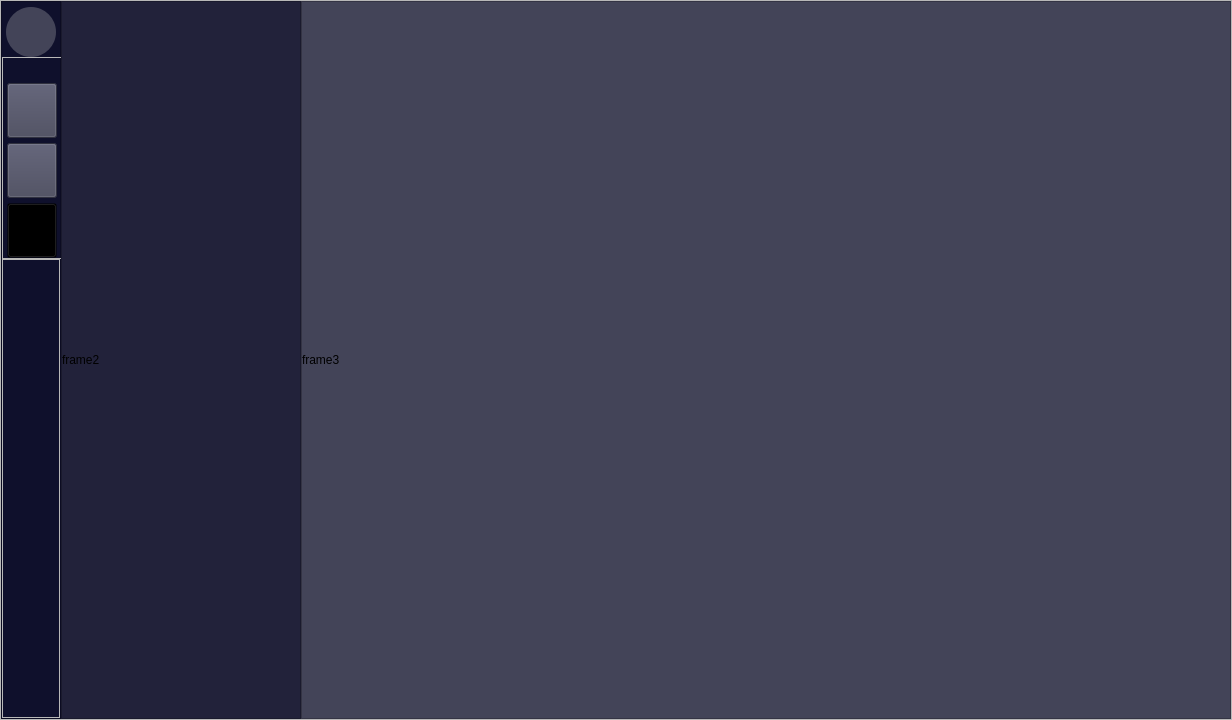
Old version of the form ui/main.ui in the repository feroooooo/LibClient.
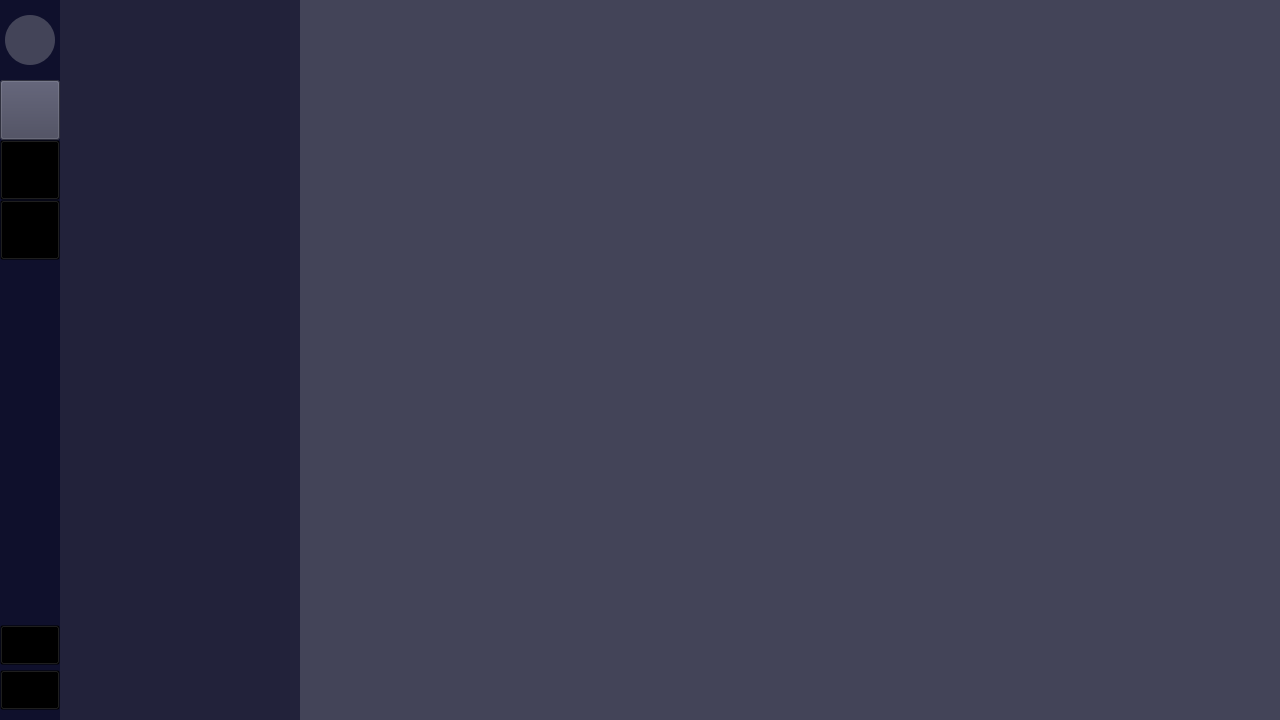
New version of the form. Icons and pictures are not drawn.

Commit message: mainui left

```diff
--- a/ui/main.ui
+++ b/ui/main.ui
@@ -6,7 +6,7 @@
    <rect>
     <x>0</x>
     <y>0</y>
-    <width>1232</width>
+    <width>1280</width>
     <height>720</height>
    </rect>
   </property>
@@ -16,12 +16,6 @@
     <height>540</height>
    </size>
   </property>
-  <property name="maximumSize">
-   <size>
-    <width>1280</width>
-    <height>720</height>
-   </size>
-  </property>
   <property name="windowTitle">
    <string>图书馆</string>
   </property>
@@ -62,12 +56,6 @@
     </property>
     <item>
      <widget class="QFrame" name="background">
-      <property name="frameShape">
-       <enum>QFrame::StyledPanel</enum>
-      </property>
-      <property name="frameShadow">
-       <enum>QFrame::Raised</enum>
-      </property>
       <layout class="QHBoxLayout" name="horizontalLayout">
        <property name="spacing">
         <number>0</number>
@@ -101,15 +89,6 @@
          <property name="styleSheet">
           <string notr="true"/>
          </property>
-         <property name="frameShape">
-          <enum>QFrame::StyledPanel</enum>
-         </property>
-         <property name="frameShadow">
-          <enum>QFrame::Raised</enum>
-         </property>
-         <property name="lineWidth">
-          <number>0</number>
-         </property>
          <layout class="QVBoxLayout" name="verticalLayout_2">
           <property name="spacing">
            <number>0</number>
@@ -118,7 +97,7 @@
            <number>0</number>
           </property>
           <property name="topMargin">
-           <number>5</number>
+           <number>15</number>
           </property>
           <property name="rightMargin">
            <number>0</number>
@@ -149,15 +128,6 @@
             <property name="styleSheet">
              <string notr="true">border-radius:25px;</string>
             </property>
-            <property name="frameShape">
-             <enum>QFrame::StyledPanel</enum>
-            </property>
-            <property name="frameShadow">
-             <enum>QFrame::Raised</enum>
-            </property>
-            <property name="lineWidth">
-             <number>0</number>
-            </property>
             <layout class="QVBoxLayout" name="verticalLayout_5">
              <property name="spacing">
               <number>0</number>
@@ -226,23 +196,22 @@
              </size>
             </property>
             <property name="styleSheet">
-             <string notr="true">padding:0;</string>
-            </property>
-            <property name="frameShape">
-             <enum>QFrame::StyledPanel</enum>
-            </property>
-            <property name="frameShadow">
-             <enum>QFrame::Raised</enum>
+             <string notr="true">QPushButton{
+	background-color:transparent;
+}
+QPushButton:hover{
+	background-color:#434458;
+}</string>
             </property>
             <layout class="QVBoxLayout" name="verticalLayout_6">
              <property name="spacing">
-              <number>5</number>
+              <number>0</number>
              </property>
              <property name="leftMargin">
               <number>0</number>
              </property>
              <property name="topMargin">
-              <number>25</number>
+              <number>15</number>
              </property>
              <property name="rightMargin">
               <number>0</number>
@@ -253,21 +222,21 @@
              <item alignment="Qt::AlignHCenter">
               <widget class="QPushButton" name="reserveButton">
                <property name="sizePolicy">
-                <sizepolicy hsizetype="Preferred" vsizetype="Fixed">
+                <sizepolicy hsizetype="Fixed" vsizetype="Fixed">
                  <horstretch>0</horstretch>
                  <verstretch>0</verstretch>
                 </sizepolicy>
                </property>
                <property name="minimumSize">
                 <size>
-                 <width>50</width>
-                 <height>55</height>
+                 <width>60</width>
+                 <height>60</height>
                 </size>
                </property>
                <property name="maximumSize">
                 <size>
-                 <width>50</width>
-                 <height>55</height>
+                 <width>60</width>
+                 <height>60</height>
                 </size>
                </property>
                <property name="cursor">
@@ -294,28 +263,28 @@
              <item alignment="Qt::AlignHCenter">
               <widget class="QPushButton" name="mineButton">
                <property name="sizePolicy">
-                <sizepolicy hsizetype="Preferred" vsizetype="Fixed">
+                <sizepolicy hsizetype="Fixed" vsizetype="Fixed">
                  <horstretch>0</horstretch>
                  <verstretch>0</verstretch>
                 </sizepolicy>
                </property>
                <property name="minimumSize">
                 <size>
-                 <width>50</width>
-                 <height>55</height>
+                 <width>60</width>
+                 <height>60</height>
                 </size>
                </property>
                <property name="maximumSize">
                 <size>
-                 <width>50</width>
-                 <height>55</height>
+                 <width>60</width>
+                 <height>60</height>
                 </size>
                </property>
                <property name="cursor">
                 <cursorShape>PointingHandCursor</cursorShape>
                </property>
                <property name="styleSheet">
-                <string notr="true">background-color:#434458;</string>
+                <string notr="true"/>
                </property>
                <property name="text">
                 <string/>
@@ -335,28 +304,28 @@
              <item alignment="Qt::AlignHCenter">
               <widget class="QPushButton" name="hintButton">
                <property name="sizePolicy">
-                <sizepolicy hsizetype="Preferred" vsizetype="Fixed">
+                <sizepolicy hsizetype="Fixed" vsizetype="Fixed">
                  <horstretch>0</horstretch>
                  <verstretch>0</verstretch>
                 </sizepolicy>
                </property>
                <property name="minimumSize">
                 <size>
-                 <width>50</width>
-                 <height>55</height>
+                 <width>60</width>
+                 <height>60</height>
                 </size>
                </property>
                <property name="maximumSize">
                 <size>
-                 <width>50</width>
-                 <height>55</height>
+                 <width>60</width>
+                 <height>60</height>
                 </size>
                </property>
                <property name="cursor">
                 <cursorShape>PointingHandCursor</cursorShape>
                </property>
                <property name="styleSheet">
-                <string notr="true">background-color:transparent;</string>
+                <string notr="true"/>
                </property>
                <property name="text">
                 <string/>
@@ -376,17 +345,113 @@
             </layout>
            </widget>
           </item>
-          <item>
+          <item alignment="Qt::AlignBottom">
            <widget class="QFrame" name="settingFrame">
             <property name="styleSheet">
              <string notr="true"/>
             </property>
-            <property name="frameShape">
-             <enum>QFrame::StyledPanel</enum>
-            </property>
-            <property name="frameShadow">
-             <enum>QFrame::Raised</enum>
-            </property>
+            <layout class="QVBoxLayout" name="verticalLayout_7">
+             <property name="spacing">
+              <number>5</number>
+             </property>
+             <property name="leftMargin">
+              <number>0</number>
+             </property>
+             <property name="topMargin">
+              <number>0</number>
+             </property>
+             <property name="rightMargin">
+              <number>0</number>
+             </property>
+             <property name="bottomMargin">
+              <number>10</number>
+             </property>
+             <item>
+              <widget class="QPushButton" name="logoutButton">
+               <property name="sizePolicy">
+                <sizepolicy hsizetype="Fixed" vsizetype="Fixed">
+                 <horstretch>0</horstretch>
+                 <verstretch>0</verstretch>
+                </sizepolicy>
+               </property>
+               <property name="minimumSize">
+                <size>
+                 <width>60</width>
+                 <height>40</height>
+                </size>
+               </property>
+               <property name="maximumSize">
+                <size>
+                 <width>60</width>
+                 <height>40</height>
+                </size>
+               </property>
+               <property name="cursor">
+                <cursorShape>PointingHandCursor</cursorShape>
+               </property>
+               <property name="styleSheet">
+                <string notr="true">background-color:transparent;</string>
+               </property>
+               <property name="text">
+                <string/>
+               </property>
+               <property name="icon">
+                <iconset resource="resource.qrc">
+                 <normaloff>:/resource/img/logout.png</normaloff>:/resource/img/logout.png</iconset>
+               </property>
+               <property name="iconSize">
+                <size>
+                 <width>28</width>
+                 <height>28</height>
+                </size>
+               </property>
+              </widget>
+             </item>
+             <item>
+              <widget class="QPushButton" name="settingButton">
+               <property name="sizePolicy">
+                <sizepolicy hsizetype="Fixed" vsizetype="Fixed">
+                 <horstretch>0</horstretch>
+                 <verstretch>0</verstretch>
+                </sizepolicy>
+               </property>
+               <property name="minimumSize">
+                <size>
+                 <width>60</width>
+                 <height>40</height>
+                </size>
+               </property>
+               <property name="maximumSize">
+                <size>
+                 <width>60</width>
+                 <height>40</height>
+                </size>
+               </property>
+               <property name="cursor">
+                <cursorShape>PointingHandCursor</cursorShape>
+               </property>
+               <property name="styleSheet">
+                <string notr="true">background-color:transparent;</string>
+               </property>
+               <property name="text">
+                <string/>
+               </property>
+               <property name="icon">
+                <iconset resource="resource.qrc">
+                 <normaloff>:/resource/img/setting.png</normaloff>:/resource/img/setting.png</iconset>
+               </property>
+               <property name="iconSize">
+                <size>
+                 <width>28</width>
+                 <height>28</height>
+                </size>
+               </property>
+               <property name="autoRepeat">
+                <bool>false</bool>
+               </property>
+              </widget>
+             </item>
+            </layout>
            </widget>
           </item>
          </layout>
@@ -406,12 +471,6 @@
            <height>16777215</height>
           </size>
          </property>
-         <property name="frameShape">
-          <enum>QFrame::StyledPanel</enum>
-         </property>
-         <property name="frameShadow">
-          <enum>QFrame::Raised</enum>
-         </property>
          <layout class="QVBoxLayout" name="verticalLayout_3">
           <property name="spacing">
            <number>0</number>
@@ -428,39 +487,11 @@
           <property name="bottomMargin">
            <number>0</number>
           </property>
-          <item>
-           <widget class="QLabel" name="label_3">
-            <property name="minimumSize">
-             <size>
-              <width>240</width>
-              <height>0</height>
-             </size>
-            </property>
-            <property name="maximumSize">
-             <size>
-              <width>240</width>
-              <height>16777215</height>
-             </size>
-            </property>
-            <property name="styleSheet">
-             <string notr="true">b</string>
-            </property>
-            <property name="text">
-             <string>frame2</string>
-            </property>
-           </widget>
-          </item>
          </layout>
         </widget>
        </item>
        <item>
         <widget class="QFrame" name="contentFrame">
-         <property name="frameShape">
-          <enum>QFrame::StyledPanel</enum>
-         </property>
-         <property name="frameShadow">
-          <enum>QFrame::Raised</enum>
-         </property>
          <layout class="QVBoxLayout" name="verticalLayout_4">
           <property name="spacing">
            <number>0</number>
@@ -477,13 +508,6 @@
           <property name="bottomMargin">
            <number>0</number>
           </property>
-          <item>
-           <widget class="QLabel" name="label_4">
-            <property name="text">
-             <string>frame3</string>
-            </property>
-           </widget>
-          </item>
          </layout>
         </widget>
        </item>
```
The commit also changes 6 other files.
